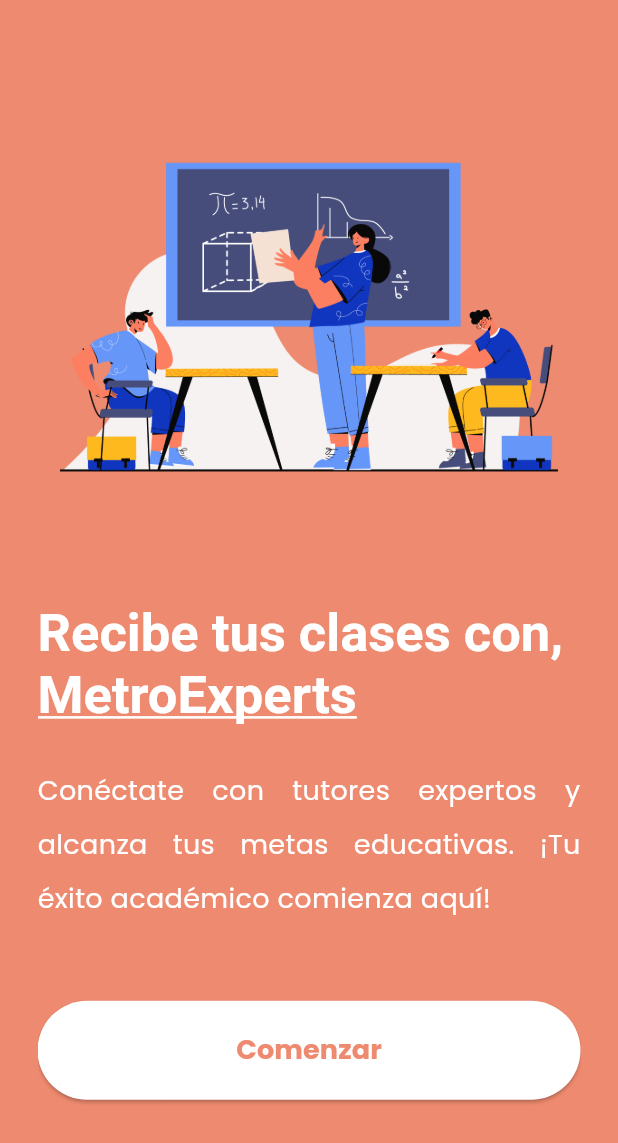
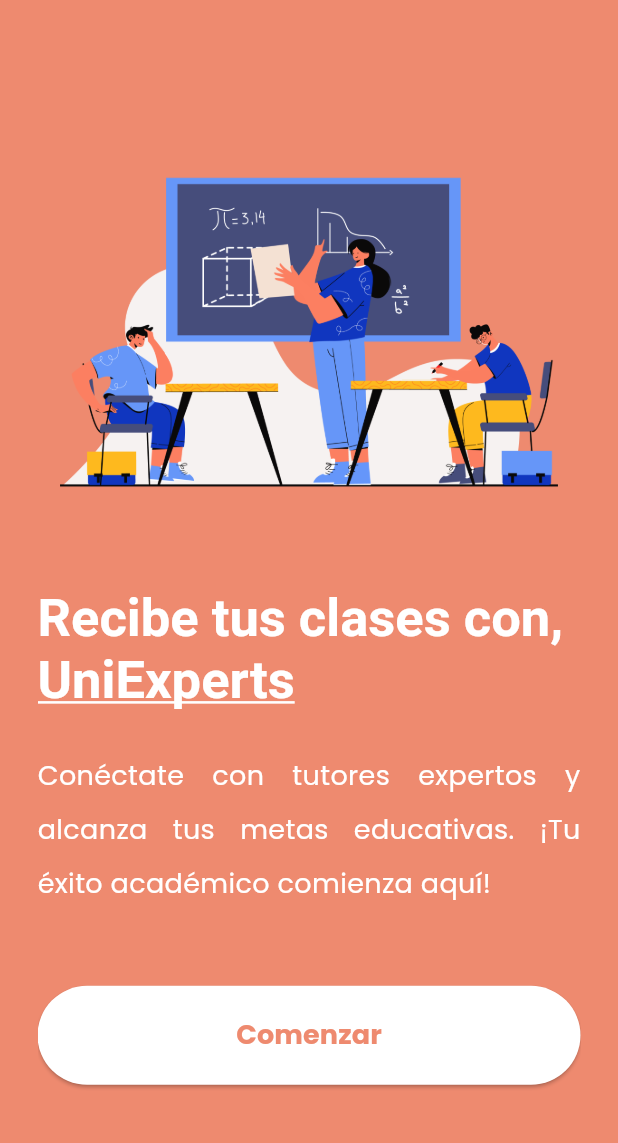
Before and after one commit to Metro-Experts/metroexpert-front, a Flutter app: the screen it shows after launch, on a phone screen of 412 x 824 dp. Shown: the top 1143 px of the screen. Run offline on Flutter 3.47's test engine with Material 3 defaults, Android fonts, the light colour scheme and no system bars; our stand-ins replace firebase_auth, firebase_core, flutter_svg, image_picker, table_calendar; accounts and stored records are empty.

```diff
--- a/lib/pages/intro_page.dart
+++ b/lib/pages/intro_page.dart
@@ -23,7 +23,7 @@
                 mainAxisAlignment: MainAxisAlignment.center,
                 children: [
                   Image.asset("assets/images/teacher_and_student.PNG"),
-                  const SizedBox(height: 70),
+                  const SizedBox(height: 50),
                   RichText(
                     text: const TextSpan(
                       text: "Recibe tus clases con, ",
@@ -34,7 +34,7 @@
                       ),
                       children: <TextSpan>[
                         TextSpan(
-                          text: 'MetroExperts',
+                          text: 'UniExperts',
                           style: TextStyle(
                             decoration: TextDecoration.underline,
                             fontWeight: FontWeight.bold,
```
